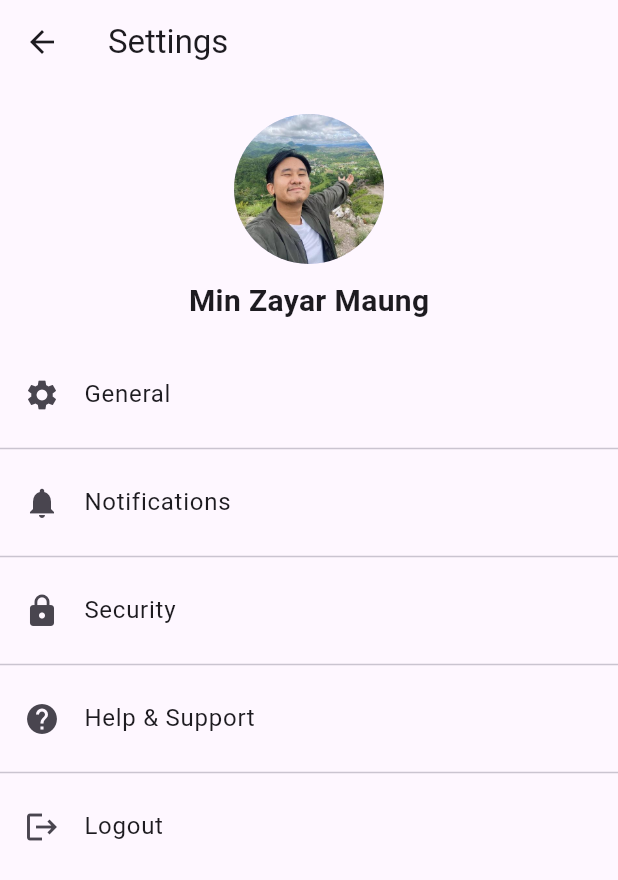
After one commit to minzayarmaung/Flutter_is_Fun, a Flutter app: the HomeScreen screen opened directly, after a tap on the "menu" icon, after a tap on "Settings", on a phone screen of 412 x 824 dp. The commit adds this screen. Shown: the top 880 px of the screen. Run offline on Flutter 3.47's test engine with Material 3 defaults, Android fonts, the light colour scheme and no system bars; our stand-ins replace bloc, equatable, flutter_bloc, geocoding, geolocator, image_picker and 2 more.

Commit message:
weather app settings

```diff
--- a/weatherapplication/lib/screens/home_screen.dart
+++ b/weatherapplication/lib/screens/home_screen.dart
@@ -10,6 +10,7 @@ import 'package:flutter_bloc/flutter_bloc.dart';
 import 'package:intl/intl.dart';
 import 'package:weatherapplication/bloc/weather_bloc_bloc.dart';
 import 'package:weatherapplication/screens/choose_location.dart';
+import 'package:weatherapplication/screens/setting_screen.dart';
 
 class HomeScreen extends StatefulWidget {
   const HomeScreen({super.key});
@@ -103,11 +104,11 @@ class _HomeScreenState extends State<HomeScreen> {
             ),
             ListTile(
               title: Text('Home'),
-              // onTap: () => {
-              //   setState(() {
-              //     print("Home Tapped !");
-              //   })
-              // },
+              onTap: () => {
+                setState(() {
+                  print("Home Tapped !");
+                })
+              },
             ),
             ListTile(
               title: Text('Search'),
@@ -119,9 +120,35 @@ class _HomeScreenState extends State<HomeScreen> {
             ListTile(title: Text('Help')),
             ListTile(
               title: Text('Settings'),
+              onTap: () => {
+                Navigator.push(
+                    context,
+                    PageRouteBuilder(
+                        pageBuilder: (context, animation, secondaryAnimation) =>
+                            SettingsScreen(),
+                        transitionsBuilder:
+                            (context, animation, secondaryAnimation, child) {
+                          const begin = 0.0;
+                          const end = 1.0;
+                          const curve = Curves.ease;
+
+                          var tween = Tween(begin: begin, end: end)
+                              .chain(CurveTween(curve: curve));
+
+                          var fadeAnimation = animation.drive(tween);
+
+                          return FadeTransition(
+                            opacity: fadeAnimation,
+                            child: child,
+                          );
+                        }))
+              },
             ),
             ListTile(
               title: Text('About'),
+            ),
+            ListTile(
+              title: Text('Dark Mode'),
             ),
             // SwitchListTile(
             //     title: Text('DarkMode'), value: value, onChanged: onChanged)
--- /dev/null
+++ b/weatherapplication/lib/screens/setting_screen.dart
@@ -0,0 +1,62 @@
+import 'package:flutter/cupertino.dart';
+import 'package:flutter/material.dart';
+
+class SettingsScreen extends StatelessWidget {
+  @override
+  Widget build(BuildContext context) {
+    return Scaffold(
+      appBar: AppBar(
+        title: Text('Settings'),
+      ),
+      body: SingleChildScrollView(
+        child: Column(
+          children: [
+            SizedBox(height: 20),
+            CircleAvatar(
+              radius: 50,
+              backgroundImage: AssetImage('assets/profileImage.jpeg'),
+            ),
+            SizedBox(height: 10),
+            Text(
+              'Min Zayar Maung',
+              style: TextStyle(
+                fontSize: 20,
+                fontWeight: FontWeight.bold,
+              ),
+            ),
+            SizedBox(height: 20),
+            ListTile(
+              leading: Icon(Icons.settings),
+              title: Text('General'),
+              onTap: () {},
+            ),
+            Divider(),
+            ListTile(
+              leading: Icon(Icons.notifications),
+              title: Text('Notifications'),
+              onTap: () {},
+            ),
+            Divider(),
+            ListTile(
+              leading: Icon(Icons.lock),
+              title: Text('Security'),
+              onTap: () {},
+            ),
+            Divider(),
+            ListTile(
+              leading: Icon(Icons.help),
+              title: Text('Help & Support'),
+              onTap: () {},
+            ),
+            Divider(),
+            ListTile(
+              leading: Icon(Icons.logout),
+              title: Text('Logout'),
+              onTap: () {},
+            ),
+          ],
+        ),
+      ),
+    );
+  }
+}
```
